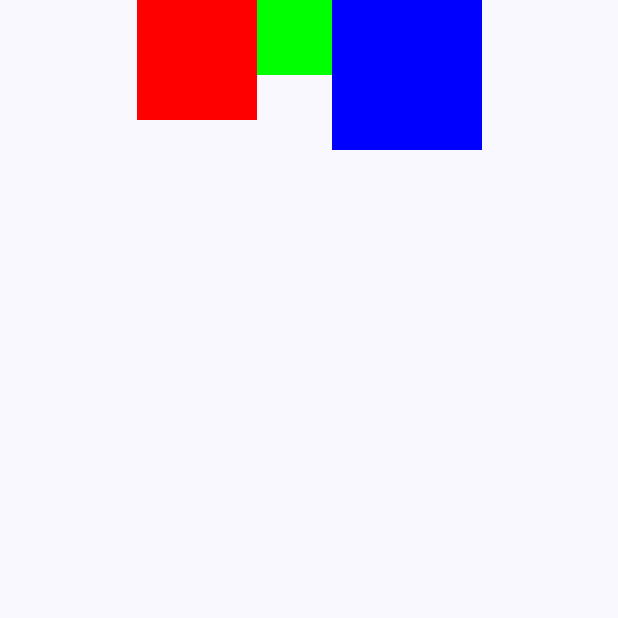
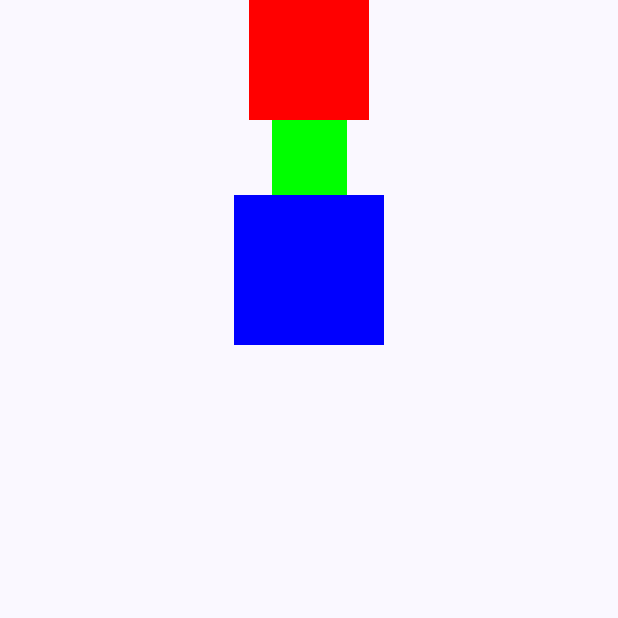
Before and after one commit to esragg/TasarimCalismasi, an Android app built with Jetpack Compose: the screen it shows after launch (MainActivity), on a phone screen of 412 x 824 dp, the top half of it. Run offline under Robolectric (Android 15) with nearby library versions, the phone set to English and light mode, and no system bars.

Commit message:
Jetpack Compose TasarimCalismasi alignment (ters eksende) hizalama

```diff
--- a/app/src/main/java/com/example/tasarimcalismasi/MainActivity.kt
+++ b/app/src/main/java/com/example/tasarimcalismasi/MainActivity.kt
@@ -17,6 +17,7 @@ import androidx.compose.material3.MaterialTheme
 import androidx.compose.material3.Surface
 import androidx.compose.material3.Text
 import androidx.compose.runtime.Composable
+import androidx.compose.ui.Alignment
 import androidx.compose.ui.Modifier
 import androidx.compose.ui.tooling.preview.Preview
 import androidx.compose.ui.unit.dp
@@ -42,8 +43,7 @@ class MainActivity : ComponentActivity() {
 @Composable
 fun Sayfa() {
 
-    Row(horizontalArrangement = Arrangement.Center,
-        modifier = Modifier.fillMaxWidth()){
+    Column(horizontalAlignment = Alignment.CenterHorizontally){
         Box(modifier = Modifier
             .size(80.dp)
             .background(Color.Red))
```
